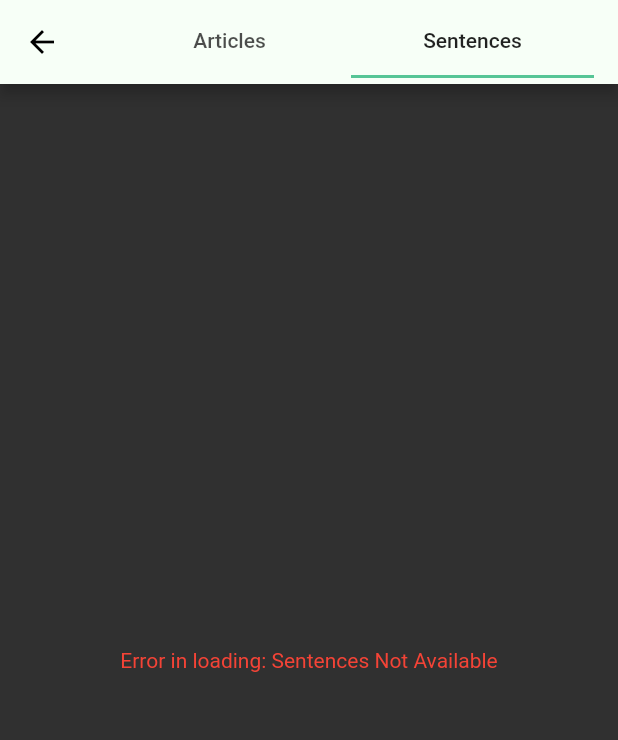
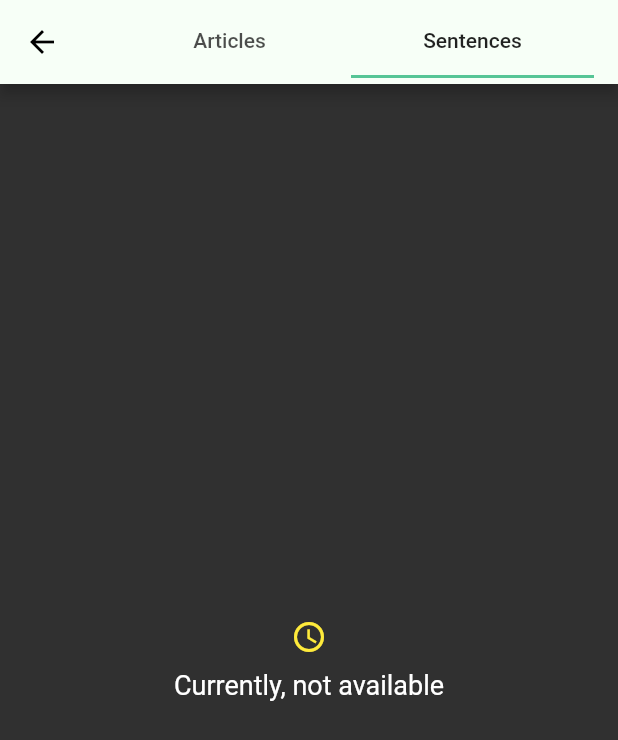
Before and after one commit to cscheungae/vocab_app_fyp55, a Flutter app: the ReadViewPage screen opened by its route, tab 2 chosen, on a phone screen of 412 x 824 dp. Shown: the top 740 px of the screen. Run offline on Flutter 3.47's test engine with Material 2 defaults, Android fonts, the phone set to English and light mode, and no system bars; our stand-ins replace bloc, cached_network_image, charts_flutter, equatable, flutter_bloc, flutter_spinkit and 7 more; missing offline and left inert: dart:ffi, flutter_image, flutter_webview_plugin; accounts and stored records are empty; Roboto replaces fonts that are missing (Hind, Montserrat).

Commit message:
ReadPageView: Sentences BugFix
Solved false read of vocab and imporve the ErrorAlert (for more refer to the ErrorAlert.dart)). Added an argument "obtainOverdueItem" to getStudyFlashcard methods. By default, it is set to true which let it behave the same as before.

```diff
--- a/lib/components/CircleStatisticsIndicator.dart
+++ b/lib/components/CircleStatisticsIndicator.dart
@@ -44,7 +44,7 @@ class CircleStatisticsIndicator extends StatelessWidget {
                           radius: 155.0,
                           lineWidth: 8.0,
                           animation: true,
-                          percent: (stat.learningCount != 0 && stat.trackingCount != 0) ? stat.learningCount / stat.trackingCount : 0,
+                          percent: (stat.learningCount != 0 && stat.trackingCount != 0) ? stat.learningCount / (stat.learningCount + stat.trackingCount) : 0,
                           center: Container(
                             padding: const EdgeInsets.all(38.0),
                             child: Column(
--- a/lib/components/ErrorAlert.dart
+++ b/lib/components/ErrorAlert.dart
@@ -1,25 +1,45 @@
 import 'package:flutter/material.dart';
 
 class ErrorAlert extends StatelessWidget {
-  final String message;
+  /// type "warn": will show an icon and description "Something went wrong."
+  /// type "notAvail": will show an icon and a description with "Currently, not available"
+  /// type "enter anything you wnat": will show the things you type in the type argument
 
-  ErrorAlert(this.message);
+  final String type;
+
+  ErrorAlert(this.type);
 
   @override
   Widget build(BuildContext context) {
+    List<Widget> children = [];
+    if (type == "warn") {
+      children.addAll([
+        Icon(Icons.warning, color: Colors.yellow,),
+        Text("Sorry, something went wrong", style: TextStyle(fontSize: 18, fontWeight: FontWeight.w400),)
+      ]);
+    } else if (type == "notAvail") {
+      children.addAll([
+        Icon(Icons.access_time, color: Colors.yellow,),
+        SizedBox(height: 10),
+        Text("Currently, not available", style: TextStyle(fontSize: 18, fontWeight: FontWeight.w400),)
+      ]);
+    } else {
+      children.addAll([
+        Icon(Icons.error, color: Colors.red,),
+        SizedBox(height: 10),
+        Text("Error in loading, type: ", style: TextStyle(fontSize: 18, fontWeight: FontWeight.w400),)
+      ]);
+    }
+
     return Row(
       mainAxisAlignment: MainAxisAlignment.center,
       children: <Widget>[
         Column(
           mainAxisAlignment: MainAxisAlignment.center,
-          children: <Widget>[
-            Text(
-              "Error in loading: " + message,
-              style: TextStyle(color: Colors.red),
-            ),
-          ],
+          children: children,
         )
       ],
     );
+    ;
   }
 }
--- a/lib/pages/ReadViewPage.dart
+++ b/lib/pages/ReadViewPage.dart
@@ -79,7 +79,7 @@ class _ReadViewPageState extends State<ReadViewPage>
   Future<List<WordnikResponse>> initWordnikResponseList() async {
     if(wordnikResponsesList == null) {
       // TODO::get the user readyvocab - bil
-      List<VocabBundle> vocabs = await DatabaseProvider.instance.getStudyVocabs(7);
+      List<Vocab> vocabs = await DatabaseProvider.instance.getStudyVocabs(7, obtainOverdueItem: false);
       if(vocabs == null) return null;
       List<String> requestedWords = vocabs.map((vocab) => vocab.word).toList();
       wordnikResponsesList = await FetchSentences.requestAPIData(words: requestedWords);
@@ -135,8 +135,13 @@ class _ReadViewPageState extends State<ReadViewPage>
                   return CustomExpansionTile(wordnikResponse: wordnikResponsesList[position]);
                 }
             );
-          } else if(snapshot.hasError) widget = new ErrorAlert("Sentences");
-          else widget = new ErrorAlert("Sentences Not Available");
+          }
+          else if(snapshot.hasError) {
+            // REMOVE: DEBUG PRINT
+            // print(snapshot.error.toString());
+            widget = new ErrorAlert("Sentences");
+          }
+          else widget = new ErrorAlert("notAvail");
         }
           else widget = new LoadingIndicator();
         return widget;
```
Also changed, not shown: lib/provider/databaseProvider.dart (+22 -9 lines).
